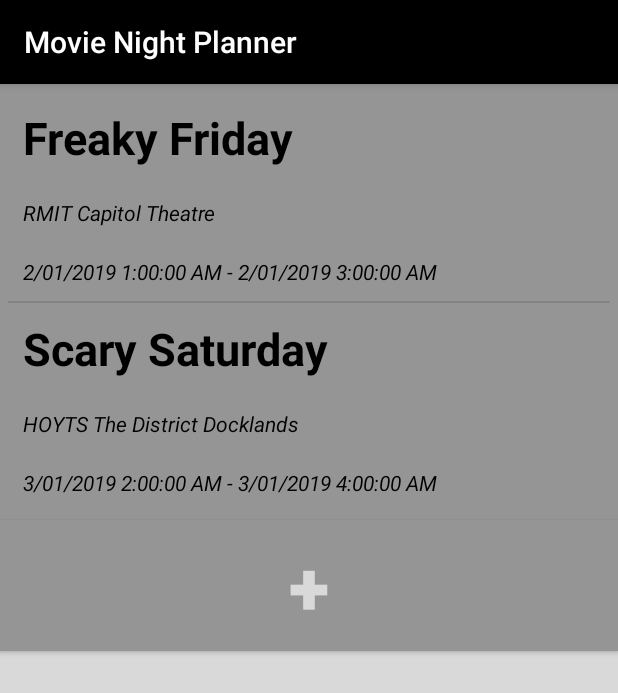
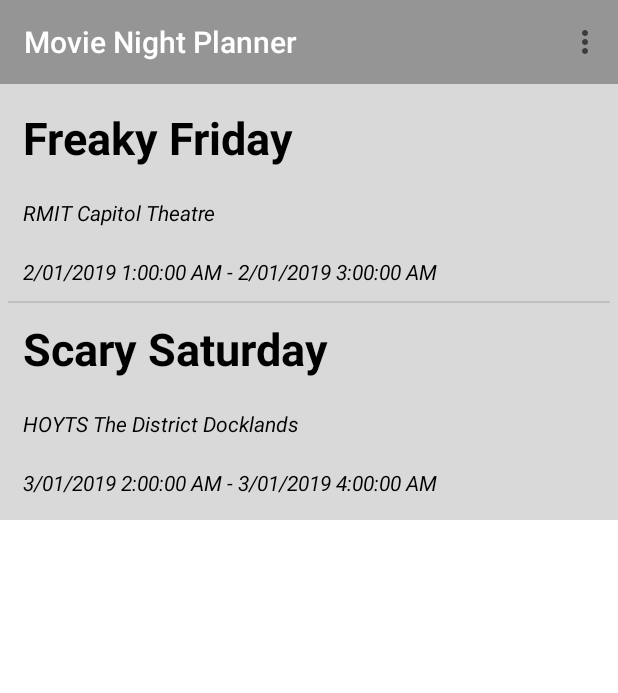
Before and after one commit to rmit-s3598284-JiaQi-Tang/Night-Movie-Planner-MAD-assignment1-, an Android app: the screen it shows after launch (MainActivity), on a phone screen of 412 x 824 dp. Shown: the top 693 px of the screen. Run offline under Robolectric (Android 15) with nearby library versions, the phone set to English and light mode, and no system bars.

```diff
--- a/MovieNightPlanner/app/src/main/AndroidManifest.xml
+++ b/MovieNightPlanner/app/src/main/AndroidManifest.xml
@@ -11,7 +11,8 @@
         android:roundIcon="@mipmap/ic_launcher_round"
         android:supportsRtl="true"
         android:theme="@style/AppTheme">
-        <activity android:name=".AddEventActivity"></activity>
+        <activity android:name=".EditEventActivity"></activity>
+        <activity android:name=".AddEventActivity" />
         <activity android:name=".EventDetailActivity" />
         <activity android:name=".MainActivity">
             <intent-filter>
--- a/MovieNightPlanner/app/src/main/java/com/example/movienightplanner/MainActivity.java
+++ b/MovieNightPlanner/app/src/main/java/com/example/movienightplanner/MainActivity.java
@@ -1,49 +1,38 @@
 package com.example.movienightplanner;
 
-import android.content.Context;
-import android.content.ContextWrapper;
 import android.content.Intent;
-import android.os.Environment;
+import android.os.Bundle;
 import android.support.v7.app.AppCompatActivity;
-import android.os.Bundle;
-
-import java.io.BufferedReader;
-import java.io.File;
-import java.io.FileInputStream;
-import java.io.FileNotFoundException;
-import java.io.IOException;
-import java.io.InputStream;
-import java.io.InputStreamReader;
-import java.util.ArrayList;
-
-import android.util.Log;
+import android.support.v7.widget.Toolbar;
+import android.view.Menu;
+import android.view.MenuInflater;
+import android.view.MenuItem;
 import android.view.View;
-import android.view.Window;
 import android.widget.AdapterView;
-import android.widget.ArrayAdapter;
-import android.widget.Button;
 import android.widget.ListView;
+import android.widget.Toast;
 
 import com.example.movienightplanner.adapter.CustomListAdapter;
-import com.example.movienightplanner.models.AppEngine;
 import com.example.movienightplanner.models.AppEngineImpl;
-import com.example.movienightplanner.models.EventImpl;
-import com.example.movienightplanner.models.Movie;
-import com.example.movienightplanner.models.MovieImpl;
 
 public class MainActivity extends AppCompatActivity {
 
     AppEngineImpl appEngine = AppEngineImpl.getSharedInstance();
     ListView listView;
-    Button addNewButton;
     CustomListAdapter listAdapter;
 
     @Override
     protected void onCreate(Bundle savedInstanceState) {
         super.onCreate(savedInstanceState);
+        setContentView(R.layout.activity_main);
 
-        setContentView(R.layout.activity_main);
+        //initialise read txt files
         appEngine.startUp(this);
+
+        //toolbar
+        Toolbar toolbar = (Toolbar) findViewById(R.id.toolbar);
+        toolbar.setTitle("Movie Night Planner");
+        setSupportActionBar(toolbar);
 
         listAdapter = new CustomListAdapter(this, appEngine.eventLists);
         listView = (ListView) findViewById(R.id.listView);
@@ -60,21 +49,45 @@ public class MainActivity extends AppCompatActivity {
                 startActivity(intent);
             }
         });
-
-        addNewButton = (Button) findViewById(R.id.addButton);
-        addNewButton.setOnClickListener(new View.OnClickListener() {
-            @Override
-            public void onClick(View v) {
-                startActivity(new Intent(MainActivity.this, AddEventActivity.class));
-            }
-        });
     }
 
     @Override
+    public boolean onCreateOptionsMenu(Menu menu) {
+        MenuInflater menuInflater = getMenuInflater();
+        menuInflater.inflate(R.menu.menu_main, menu);
+        return true;
+    }
+
+    //define menu actions
+    @Override
+    public boolean onOptionsItemSelected(MenuItem item) {
+
+        switch(item.getItemId()){
+            case R.id.menuAddNew:
+                startActivity(new Intent(MainActivity.this, AddEventActivity.class));
+                Toast.makeText(this, "Please fill the details", Toast.LENGTH_SHORT).show();
+                break;
+
+            case R.id.menuViewCalendar:
+                Toast.makeText(this, "Calendar View", Toast.LENGTH_SHORT).show();
+                break;
+
+            case R.id.menuAscending:
+                Toast.makeText(this, "Ascending Events", Toast.LENGTH_SHORT).show();
+                break;
+
+            case R.id.menuDescending:
+                Toast.makeText(this, "Descending Events", Toast.LENGTH_SHORT).show();
+                break;
+
+        }
+        return true;
+    }
+
+    //to update the listview
+    @Override
     protected void onResume(){
         super.onResume();
-
-        //to update the listview
         listAdapter.notifyDataSetChanged();
     }
 
--- a/MovieNightPlanner/app/src/main/res/layout/activity_main.xml
+++ b/MovieNightPlanner/app/src/main/res/layout/activity_main.xml
@@ -4,29 +4,27 @@
     xmlns:tools="http://schemas.android.com/tools"
     android:layout_width="match_parent"
     android:layout_height="match_parent"
-    android:background="@color/colorPrimaryDark"
+    android:background="@android:color/background_light"
     tools:context=".MainActivity">
+
+    <android.support.v7.widget.Toolbar
+        android:id="@+id/toolbar"
+        android:layout_width="match_parent"
+        android:layout_height="wrap_content"
+        android:layout_alignParentStart="true"
+        android:layout_alignParentLeft="true"
+        android:layout_marginStart="0dp"
+        android:layout_marginLeft="0dp"
+        android:background="@color/colorAccent"
+        app:titleTextColor="@android:color/background_light" />
 
     <ListView
         android:id="@+id/listView"
         android:layout_width="match_parent"
         android:layout_height="wrap_content"
-        android:layout_alignParentTop="true"
+        android:layout_below="@id/toolbar"
         android:layout_centerHorizontal="true"
-        android:padding="5dp"
-        android:background="@color/colorAccent" />
-
-    <Button
-        android:id="@+id/addButton"
-        android:layout_width="match_parent"
-        android:layout_height="wrap_content"
-        android:layout_below="@id/listView"
-        android:layout_centerHorizontal="true"
-        android:padding="10dp"
-        android:background="@color/colorAccent"
-        android:text="+"
-        android:textSize="50sp"
-        android:textColor="@color/colorPrimaryDark"
-        android:textStyle="bold" />
+        android:background="@color/colorPrimaryDark"
+        android:padding="5dp" />
 
 </RelativeLayout>
--- /dev/null
+++ b/MovieNightPlanner/app/src/main/res/menu/menu_main.xml
@@ -0,0 +1,21 @@
+<?xml version="1.0" encoding="utf-8"?>
+<menu xmlns:android="http://schemas.android.com/apk/res/android">
+
+    <item
+        android:id="@+id/menuAddNew"
+        android:title="Add New" />
+
+    <item
+        android:id="@+id/menuViewCalendar"
+        android:title="View Calendar" />
+
+    <item
+        android:id="@+id/menuAscending"
+        android:title="Ascending" />
+
+    <item
+        android:id="@+id/menuDescending"
+        android:title="Descending" />
+
+
+</menu>
--- a/MovieNightPlanner/app/src/main/res/values/styles.xml
+++ b/MovieNightPlanner/app/src/main/res/values/styles.xml
@@ -1,7 +1,7 @@
 <resources>
 
     <!-- Base application theme. -->
-    <style name="AppTheme" parent="Theme.AppCompat.Light.DarkActionBar">
+    <style name="AppTheme" parent="Theme.AppCompat.Light.NoActionBar">
         <!-- Customize your theme here. -->
         <item name="colorPrimary">@color/colorPrimary</item>
         <item name="colorPrimaryDark">@color/colorPrimaryDark</item>
```
Also changed, not shown: MovieNightPlanner/app/src/main/java/com/example/movienightplanner/EditEventActivity.java (added, +13 -0 lines), MovieNightPlanner/app/src/main/java/com/example/movienightplanner/EventDetailActivity.java (+56 -4 lines), MovieNightPlanner/app/src/main/res/layout/activity_edit_event.xml (added, +9 -0 lines), MovieNightPlanner/app/src/main/res/layout/activity_event_detail.xml (+51 -7 lines), MovieNightPlanner/app/src/main/res/menu/menu_eventdetail.xml (added, +11 -0 lines).
